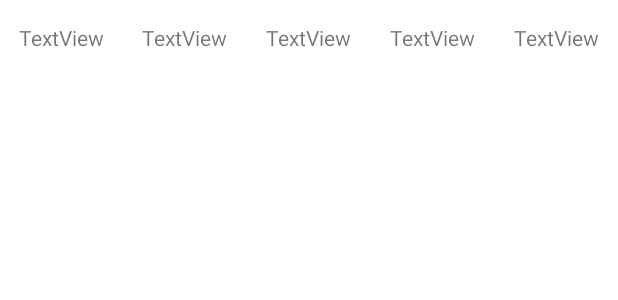
After one commit to 0chil/curlingtomorrow, an Android app: the layout recyclerview_item.xml on its own in the app's theme, with its tools: preview values and no code run, on a phone screen of 412 x 824 dp. The commit adds this screen. Shown: the top 300 px of the screen. Run offline under Robolectric (Android 15) with nearby library versions, the phone set to English and light mode, and no system bars.

Commit message:
RecyclerView Implement

```diff
--- a/app/src/main/java/com/gor2/curlingtomorrow/ui/PreviewActivity.java
+++ b/app/src/main/java/com/gor2/curlingtomorrow/ui/PreviewActivity.java
@@ -117,7 +117,7 @@ public class PreviewActivity extends AppCompatActivity{
     }
 
     private void SaveImageAndResult(){
-        if(result == null){ Toast.makeText(this,"스톤이 인식되지 않았습니다",Toast.LENGTH_SHORT); return; }
+        if(result == null){ Toast.makeText(this,"스톤이 인식되지 않았습니다",Toast.LENGTH_SHORT).show(); return; }
         new SaveImageTask().execute(GetBitmapFromInternal());
     }
 
@@ -173,7 +173,7 @@ public class PreviewActivity extends AppCompatActivity{
         }else{
             //No detections Found
             Toast toast = Toast.makeText(this,"스톤이 인식되지 않았습니다\n다시 촬영해주세요",Toast.LENGTH_SHORT);
-            toast.setGravity(Gravity.CENTER,0,0);
+            toast.setGravity(Gravity.CENTER_HORIZONTAL|Gravity.BOTTOM,0,120);
             toast.show();
             txtScore.setText("-");
         }
--- /dev/null
+++ b/app/src/main/res/layout/recyclerview_item.xml
@@ -0,0 +1,53 @@
+<?xml version="1.0" encoding="utf-8"?>
+<LinearLayout xmlns:android="http://schemas.android.com/apk/res/android"
+    android:layout_width="match_parent"
+    android:layout_height="wrap_content"
+    android:orientation="vertical">
+
+    <LinearLayout
+        android:layout_width="match_parent"
+        android:layout_height="wrap_content"
+        android:orientation="horizontal">
+
+        <TextView
+            android:id="@+id/txtDate"
+            android:layout_width="wrap_content"
+            android:layout_height="50dp"
+            android:layout_weight="1"
+            android:gravity="center"
+            android:text="TextView" />
+
+        <TextView
+            android:id="@+id/txtPlayerRed_item"
+            android:layout_width="wrap_content"
+            android:layout_height="50dp"
+            android:layout_weight="1"
+            android:gravity="center"
+            android:text="TextView" />
+
+        <TextView
+            android:id="@+id/txtRedScore_item"
+            android:layout_width="wrap_content"
+            android:layout_height="50dp"
+            android:layout_weight="1"
+            android:gravity="center"
+            android:text="TextView" />
+
+        <TextView
+            android:id="@+id/txtYellowScore_item"
+            android:layout_width="wrap_content"
+            android:layout_height="50dp"
+            android:layout_weight="1"
+            android:gravity="center"
+            android:text="TextView" />
+
+        <TextView
+            android:id="@+id/txtPlayerYellow_item"
+            android:layout_width="wrap_content"
+            android:layout_height="50dp"
+            android:layout_weight="1"
+            android:gravity="center"
+            android:text="TextView" />
+
+    </LinearLayout>
+</LinearLayout>
```
Also changed, not shown: app/src/main/java/com/gor2/curlingtomorrow/adapter/ResultAdapter.java (added, +65 -0 lines), app/src/main/java/com/gor2/curlingtomorrow/ui/ResultsFrag.java (+5 -2 lines), app/src/main/res/layout/activity_results.xml (+4 -9 lines).
